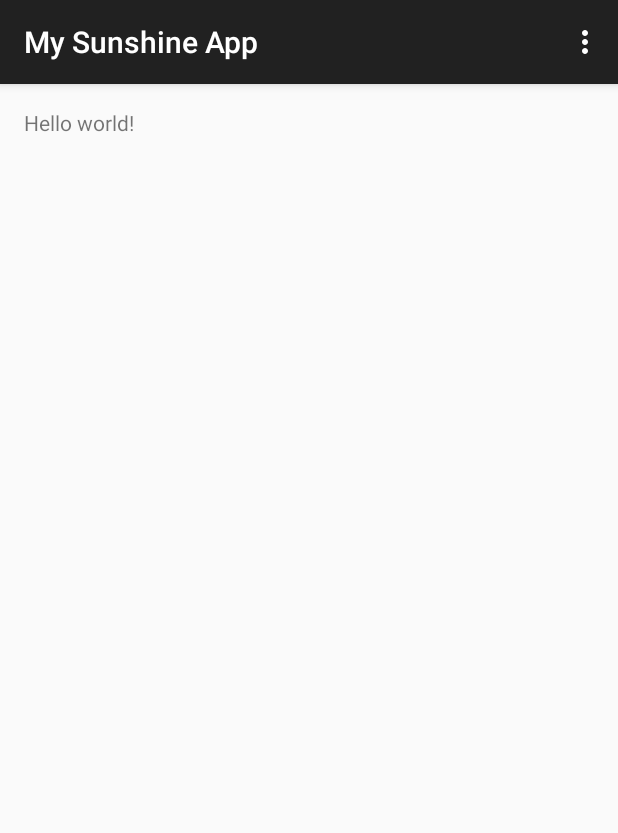
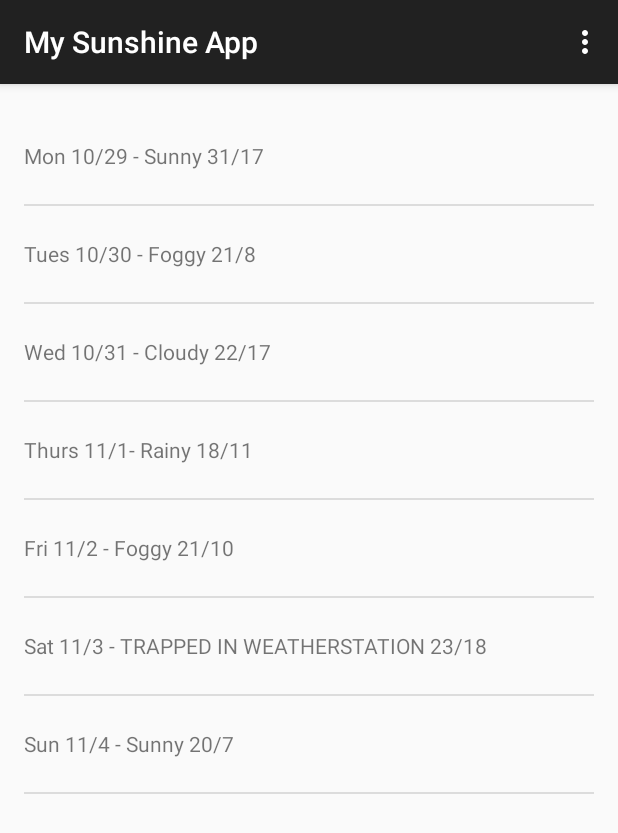
Before and after one commit to bakez1029/JeffSunshineApp, an Android app: the screen it shows after launch (MainActivity), on a phone screen of 412 x 824 dp. Shown: the top 833 px of the screen. Run offline under Robolectric (Android 15) with nearby library versions, the phone set to English and light mode, and no system bars.

```diff
--- a/app/src/main/java/com/example/android/sunshine/app/MainActivity.java
+++ b/app/src/main/java/com/example/android/sunshine/app/MainActivity.java
@@ -8,6 +8,12 @@ import android.view.Menu;
 import android.view.MenuItem;
 import android.view.View;
 import android.view.ViewGroup;
+import android.widget.ArrayAdapter;
+import android.widget.ListView;
+
+import java.util.ArrayList;
+import java.util.Arrays;
+import java.util.List;
 
 
 public class MainActivity extends ActionBarActivity {
@@ -50,13 +56,52 @@ public class MainActivity extends ActionBarActivity {
      */
     public static class PlaceholderFragment extends Fragment {
 
+        ArrayAdapter<String> mForecastAdapter;
+
         public PlaceholderFragment() {
         }
 
         @Override
         public View onCreateView(LayoutInflater inflater, ViewGroup container,
                                  Bundle savedInstanceState) {
+
+            String[] data = {
+                    "Mon 10/29 - Sunny 31/17",
+                    "Tues 10/30 - Foggy 21/8",
+                    "Wed 10/31 - Cloudy 22/17",
+                    "Thurs 11/1- Rainy 18/11",
+                    "Fri 11/2 - Foggy 21/10",
+                    "Sat 11/3 - TRAPPED IN WEATHERSTATION 23/18",
+                    "Sun 11/4 - Sunny 20/7",
+
+
+
+            };
+
+            List<String> weekForecast = new ArrayList<String>(Arrays.asList(data));
+
+            mForecastAdapter =
+                    new ArrayAdapter<String>(
+                           getActivity(),
+                            R.layout.list_item_forecast,
+                            R.id.list_item_forecast_textview,
+                            weekForecast);
+
+
+
+
+
+
+
             View rootView = inflater.inflate(R.layout.fragment_main, container, false);
+
+
+
+
+
+
+            ListView listview = (ListView) rootView.findViewById(R.id.listview_forecast);
+            listview.setAdapter(mForecastAdapter);
             return rootView;
         }
     }
--- a/app/src/main/res/layout/fragment_main.xml
+++ b/app/src/main/res/layout/fragment_main.xml
@@ -6,7 +6,9 @@
     android:paddingBottom="@dimen/activity_vertical_margin"
     tools:context=".MainActivity$PlaceholderFragment">
 
-    <TextView android:text="@string/hello_world" android:layout_width="wrap_content"
-        android:layout_height="wrap_content" />
+    <ListView
+        android:id="@+id/listview_forecast"
+        android:layout_width="match_parent"
+        android:layout_height="match_parent"></ListView>
 
 </RelativeLayout>
```
